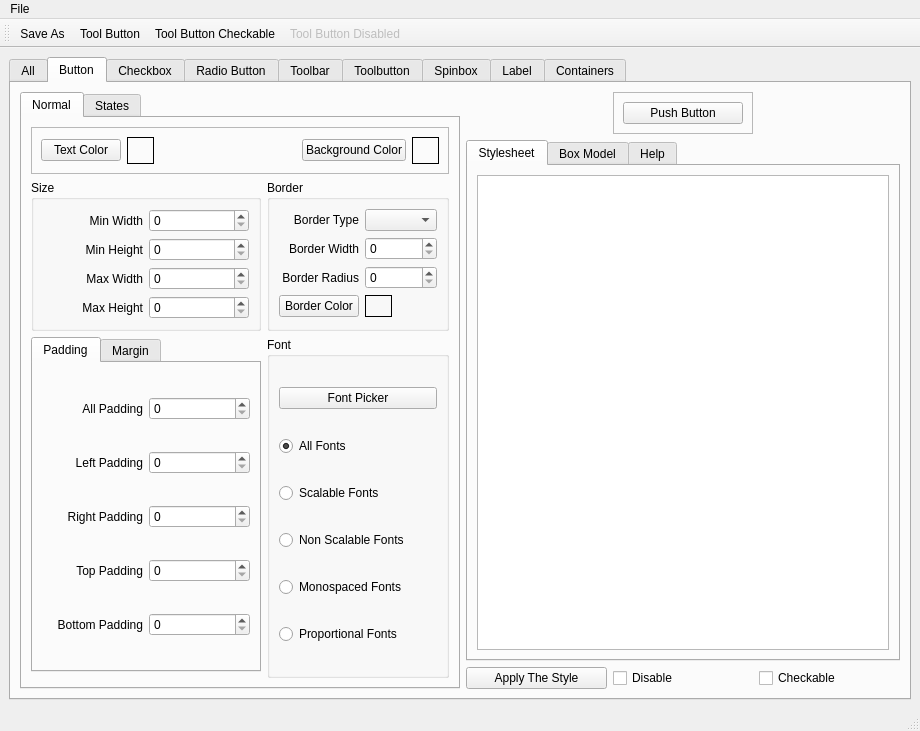
Above: flexgui/src/flexqss.ui from jethornton/flexgui before the change. Below: the same form after it.
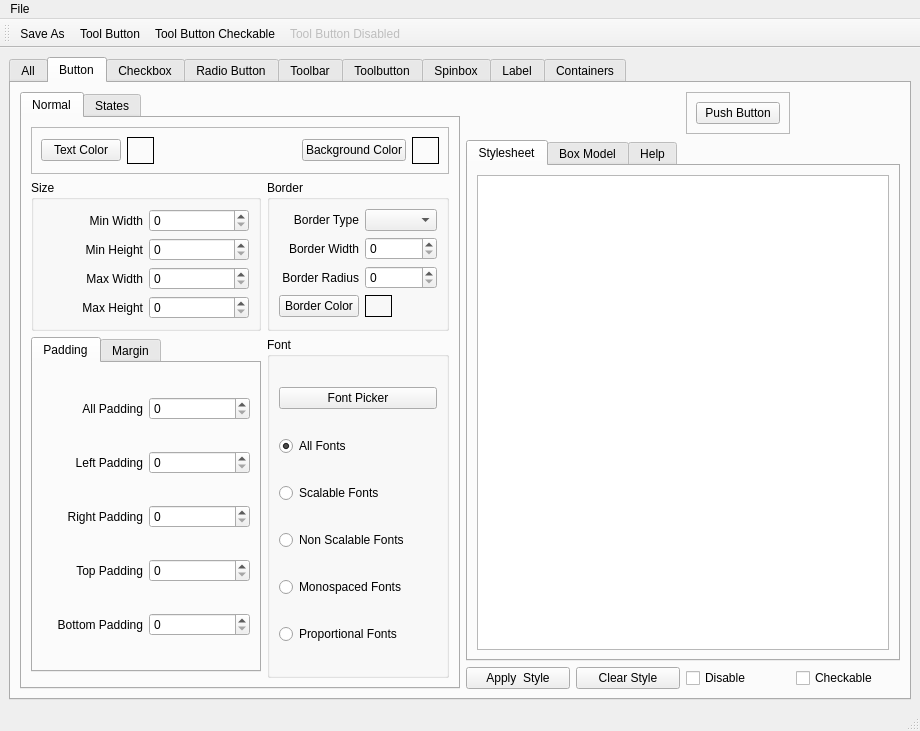
That is the form after the change. The open tabs and pages were chosen to show the change.

Patch:
```diff
--- a/flexgui/src/flexqss.ui
+++ b/flexgui/src/flexqss.ui
@@ -477,7 +477,33 @@
         <string>Button</string>
        </attribute>
        <layout class="QGridLayout" name="gridLayout_20">
-        <item row="1" column="2" colspan="3">
+        <item row="2" column="5">
+         <widget class="QCheckBox" name="pb_set_checkable">
+          <property name="text">
+           <string>Checkable</string>
+          </property>
+         </widget>
+        </item>
+        <item row="0" column="4">
+         <widget class="QFrame" name="frame">
+          <property name="frameShape">
+           <enum>QFrame::StyledPanel</enum>
+          </property>
+          <property name="frameShadow">
+           <enum>QFrame::Raised</enum>
+          </property>
+          <layout class="QVBoxLayout" name="verticalLayout_4">
+           <item>
+            <widget class="QPushButton" name="pushButton">
+             <property name="text">
+              <string>Push Button</string>
+             </property>
+            </widget>
+           </item>
+          </layout>
+         </widget>
+        </item>
+        <item row="1" column="2" colspan="4">
          <widget class="QTabWidget" name="tabWidget_4">
           <property name="currentIndex">
            <number>0</number>
@@ -537,18 +563,11 @@
         <item row="2" column="2">
          <widget class="QPushButton" name="pb_apply_style">
           <property name="text">
-           <string>Apply The Style</string>
+           <string>Apply  Style</string>
           </property>
          </widget>
         </item>
         <item row="2" column="4">
-         <widget class="QCheckBox" name="pb_set_checkable">
-          <property name="text">
-           <string>Checkable</string>
-          </property>
-         </widget>
-        </item>
-        <item row="2" column="3">
          <widget class="QCheckBox" name="pb_disable">
           <property name="text">
            <string>Disable</string>
@@ -1851,23 +1870,11 @@
           </widget>
          </widget>
         </item>
-        <item row="0" column="3">
-         <widget class="QFrame" name="frame">
-          <property name="frameShape">
-           <enum>QFrame::StyledPanel</enum>
+        <item row="2" column="3">
+         <widget class="QPushButton" name="pb_clear_style">
+          <property name="text">
+           <string>Clear Style</string>
           </property>
-          <property name="frameShadow">
-           <enum>QFrame::Raised</enum>
-          </property>
-          <layout class="QVBoxLayout" name="verticalLayout_4">
-           <item>
-            <widget class="QPushButton" name="pushButton">
-             <property name="text">
-              <string>Push Button</string>
-             </property>
-            </widget>
-           </item>
-          </layout>
          </widget>
         </item>
        </layout>
```
Left out of the diff: 2 changed lines with no effect on the pictures.
